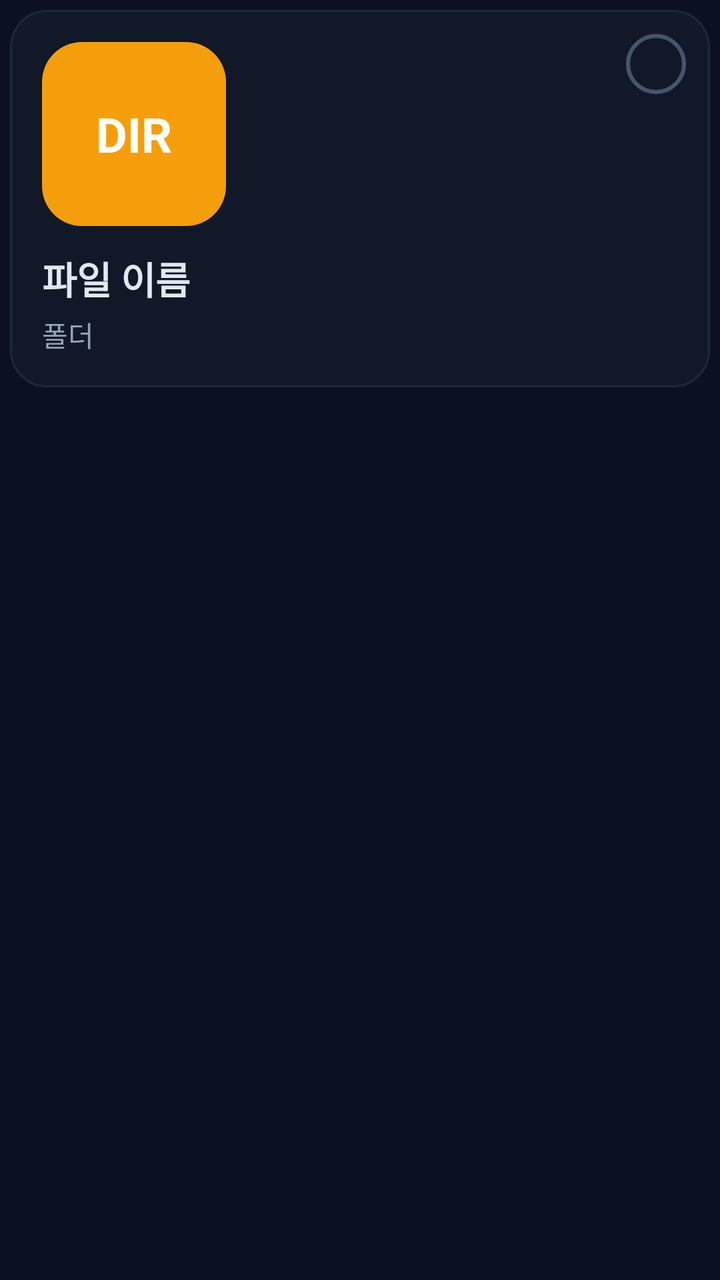
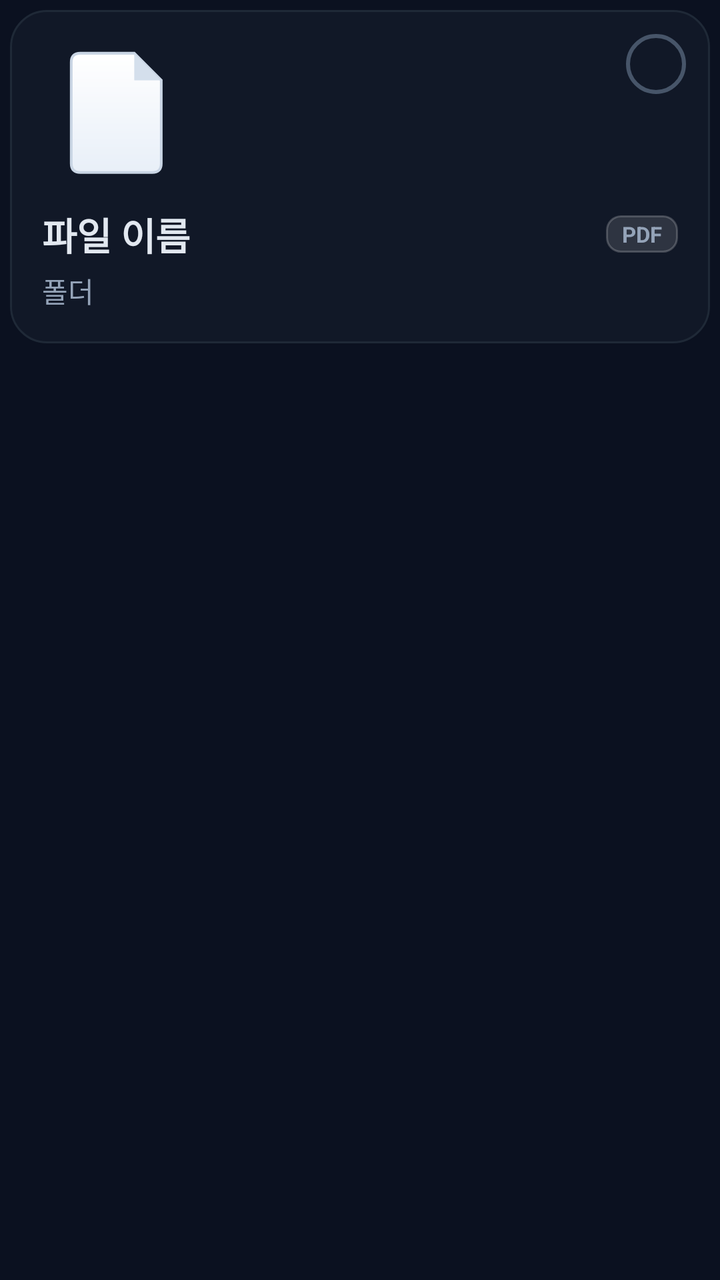

Two renders of the same Android screen: before a commit and after it. Below are the layout's source before the change and the commit's diff.
<!-- AndroidManifest.xml: application theme Theme.TabletFileManager -->
<!-- res/layout/item_file.xml -->
<?xml version="1.0" encoding="utf-8"?>
<FrameLayout xmlns:android="http://schemas.android.com/apk/res/android"
    android:layout_width="match_parent"
    android:layout_height="wrap_content"
    android:padding="5dp">

    <LinearLayout
        android:id="@+id/cardRoot"
        android:layout_width="match_parent"
        android:layout_height="wrap_content"
        android:background="@drawable/bg_card_selector"
        android:clickable="true"
        android:focusable="true"
        android:orientation="vertical"
        android:padding="16dp">

        <TextView
            android:id="@+id/badge"
            android:layout_width="92dp"
            android:layout_height="92dp"
            android:background="@drawable/bg_badge_default"
            android:gravity="center"
            android:text="DIR"
            android:textColor="@color/white"
            android:textSize="24sp"
            android:textStyle="bold" />

        <TextView
            android:id="@+id/fileName"
            android:layout_width="match_parent"
            android:layout_height="wrap_content"
            android:layout_marginTop="12dp"
            android:ellipsize="end"
            android:maxLines="2"
            android:text="파일 이름"
            android:textColor="@color/text_primary"
            android:textSize="19sp"
            android:textStyle="bold" />

        <TextView
            android:id="@+id/fileMeta"
            android:layout_width="match_parent"
            android:layout_height="wrap_content"
            android:layout_marginTop="4dp"
            android:ellipsize="end"
            android:maxLines="1"
            android:text="폴더"
            android:textColor="@color/text_muted"
            android:textSize="14sp" />
    </LinearLayout>

    <TextView
        android:id="@+id/checkBox"
        android:layout_width="30dp"
        android:layout_height="30dp"
        android:layout_gravity="top|end"
        android:layout_marginTop="12dp"
        android:layout_marginEnd="12dp"
        android:background="@drawable/bg_check_off"
        android:clickable="true"
        android:focusable="true"
        android:gravity="center"
        android:text=""
        android:textColor="@color/white"
        android:textSize="16sp"
        android:textStyle="bold" />
</FrameLayout>
<!-- resources referenced by this layout -->
<resources>
  <color name="text_muted">#94A3B8</color>
  <color name="text_primary">#E2E8F0</color>
  <color name="white">#FFFFFF</color>
  <!-- drawable bg_badge_default (drawable) -->
  <?xml version="1.0" encoding="utf-8"?>
  <shape xmlns:android="http://schemas.android.com/apk/res/android"
      android:shape="rectangle">
      <solid android:color="#F59E0B" />
      <corners android:radius="20dp" />
  </shape>
  <!-- drawable bg_card_selector (drawable) -->
  <?xml version="1.0" encoding="utf-8"?>
  <selector xmlns:android="http://schemas.android.com/apk/res/android">
      <item android:state_selected="true">
          <shape android:shape="rectangle">
              <solid android:color="@color/accent_deep" />
              <stroke
                  android:width="2dp"
                  android:color="@color/accent" />
              <corners android:radius="18dp" />
          </shape>
      </item>
      <item android:state_pressed="true">
          <shape android:shape="rectangle">
              <solid android:color="#182033" />
              <stroke
                  android:width="1dp"
                  android:color="@color/panel_border" />
              <corners android:radius="18dp" />
          </shape>
      </item>
      <item>
          <shape android:shape="rectangle">
              <solid android:color="@color/panel" />
              <stroke
                  android:width="1dp"
                  android:color="@color/panel_border" />
              <corners android:radius="18dp" />
          </shape>
      </item>
  </selector>
  <!-- drawable bg_check_off (drawable) -->
  <?xml version="1.0" encoding="utf-8"?>
  <shape xmlns:android="http://schemas.android.com/apk/res/android"
      android:shape="oval">
      <solid android:color="#00000000" />
      <stroke
          android:width="2dp"
          android:color="#475569" />
  </shape>
  <style name="Theme.TabletFileManager" parent="Theme.AppCompat.NoActionBar">
          <item name="colorPrimary">@color/accent</item>
          <item name="colorPrimaryDark">@color/bg</item>
          <item name="colorAccent">@color/accent</item>
          <item name="android:windowBackground">@color/bg</item>
          <item name="android:statusBarColor">@color/bg</item>
          <item name="android:navigationBarColor">@color/bg</item>
          <item name="android:textColorPrimary">@color/text_primary</item>
          <item name="android:textColorSecondary">@color/text_muted</item>
          <item name="android:textColorHint">@color/text_muted</item>
      </style>
  <color name="accent_deep">#12244A</color>
  <color name="accent">#3B82F6</color>
  <color name="panel_border">#1F2937</color>
  <color name="panel">#111827</color>
  <color name="bg">#0B1120</color>
</resources>

<!-- the commit's change to res/layout/item_file.xml (unified diff, before → after) -->
@@ -14,28 +14,51 @@
         android:orientation="vertical"
         android:padding="16dp">
 
-        <TextView
-            android:id="@+id/badge"
-            android:layout_width="92dp"
-            android:layout_height="92dp"
-            android:background="@drawable/bg_badge_default"
-            android:gravity="center"
-            android:text="DIR"
-            android:textColor="@color/white"
-            android:textSize="24sp"
-            android:textStyle="bold" />
+        <ImageView
+            android:id="@+id/fileIcon"
+            android:layout_width="72dp"
+            android:layout_height="72dp"
+            android:importantForAccessibility="no"
+            android:scaleType="fitCenter"
+            android:src="@drawable/ic_win_file" />
 
-        <TextView
-            android:id="@+id/fileName"
+        <LinearLayout
             android:layout_width="match_parent"
             android:layout_height="wrap_content"
-            android:layout_marginTop="12dp"
-            android:ellipsize="end"
-            android:maxLines="2"
-            android:text="파일 이름"
-            android:textColor="@color/text_primary"
-            android:textSize="19sp"
-            android:textStyle="bold" />
+            android:layout_marginTop="10dp"
+            android:baselineAligned="false"
+            android:gravity="center_vertical"
+            android:orientation="horizontal">
+
+            <TextView
+                android:id="@+id/fileName"
+                android:layout_width="0dp"
+                android:layout_height="wrap_content"
+                android:layout_weight="1"
+                android:ellipsize="end"
+                android:maxLines="2"
+                android:text="파일 이름"
+                android:textColor="@color/text_primary"
+                android:textSize="19sp"
+                android:textStyle="bold" />
+
+            <TextView
+                android:id="@+id/extPill"
+                android:layout_width="wrap_content"
+                android:layout_height="wrap_content"
+                android:layout_marginStart="8dp"
+                android:background="@drawable/bg_ext_pill"
+                android:ellipsize="end"
+                android:maxLines="1"
+                android:paddingStart="8dp"
+                android:paddingTop="2dp"
+                android:paddingEnd="8dp"
+                android:paddingBottom="2dp"
+                android:text="PDF"
+                android:textColor="@color/text_muted"
+                android:textSize="11sp"
+                android:textStyle="bold" />
+        </LinearLayout>
 
         <TextView
             android:id="@+id/fileMeta"
<!-- resource entries referenced after the edit -->
@@ -3,13 +3,6 @@
   <color name="text_muted">#94A3B8</color>
   <color name="text_primary">#E2E8F0</color>
   <color name="white">#FFFFFF</color>
-  <!-- drawable bg_badge_default (drawable) -->
-  <?xml version="1.0" encoding="utf-8"?>
-  <shape xmlns:android="http://schemas.android.com/apk/res/android"
-      android:shape="rectangle">
-      <solid android:color="#F59E0B" />
-      <corners android:radius="20dp" />
-  </shape>
   <!-- drawable bg_card_selector (drawable) -->
   <?xml version="1.0" encoding="utf-8"?>
   <selector xmlns:android="http://schemas.android.com/apk/res/android">
@@ -50,6 +43,50 @@
           android:width="2dp"
           android:color="#475569" />
   </shape>
+  <!-- drawable bg_ext_pill (drawable) -->
+  <?xml version="1.0" encoding="utf-8"?>
+  <shape xmlns:android="http://schemas.android.com/apk/res/android"
+      android:shape="rectangle">
+      <solid android:color="#1FFFFFFF" />
+      <stroke
+          android:width="1dp"
+          android:color="#33FFFFFF" />
+      <corners android:radius="7dp" />
+  </shape>
+  <!-- drawable ic_win_file (drawable) -->
+  <?xml version="1.0" encoding="utf-8"?>
+  <vector xmlns:android="http://schemas.android.com/apk/res/android"
+      xmlns:aapt="http://schemas.android.com/aapt"
+      android:width="72dp"
+      android:height="72dp"
+      android:viewportWidth="64"
+      android:viewportHeight="64">
+  
+      <path android:pathData="M17,5 H41 L53,17 V54 Q53,58 49,58 H17 Q13,58 13,54 V9 Q13,5 17,5 Z">
+          <aapt:attr name="android:fillColor">
+              <gradient
+                  android:type="linear"
+                  android:startX="33"
+                  android:startY="5"
+                  android:endX="33"
+                  android:endY="58">
+                  <item android:offset="0" android:color="#FFFFFF" />
+                  <item android:offset="1" android:color="#E8EFF8" />
+              </gradient>
+          </aapt:attr>
+      </path>
+  
+      <path
+          android:pathData="M17,5 H41 L53,17 V54 Q53,58 49,58 H17 Q13,58 13,54 V9 Q13,5 17,5 Z"
+          android:fillColor="#00000000"
+          android:strokeColor="#C9D5E4"
+          android:strokeWidth="1.2" />
+  
+      
+      <path
+          android:pathData="M41,5 L53,17 L41,17 Z"
+          android:fillColor="#D4DFEC" />
+  </vector>
   <style name="Theme.TabletFileManager" parent="Theme.AppCompat.NoActionBar">
           <item name="colorPrimary">@color/accent</item>
           <item name="colorPrimaryDark">@color/bg</item>
